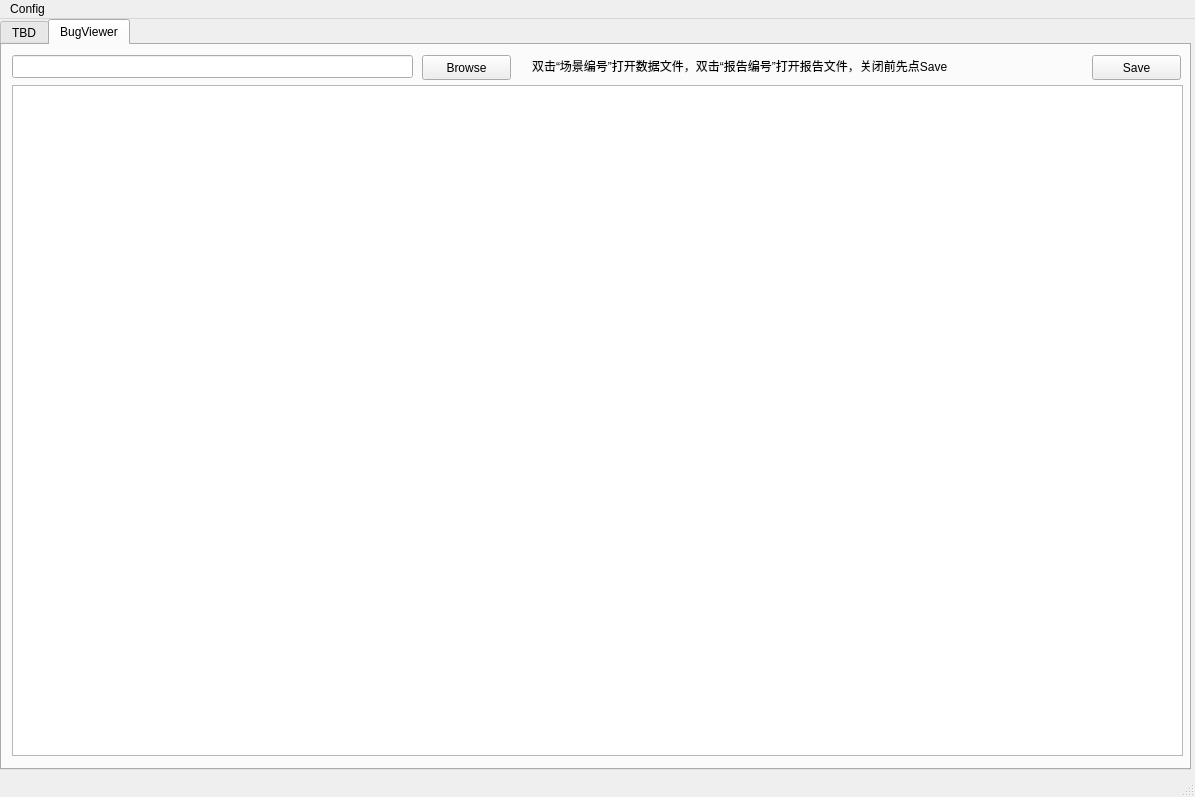
Above: Envs/Master/Uiforms/ReplayToolkit.ui from tianxinbyj/Replay-Autotest-at-Home before the change. Below: the same form after it.
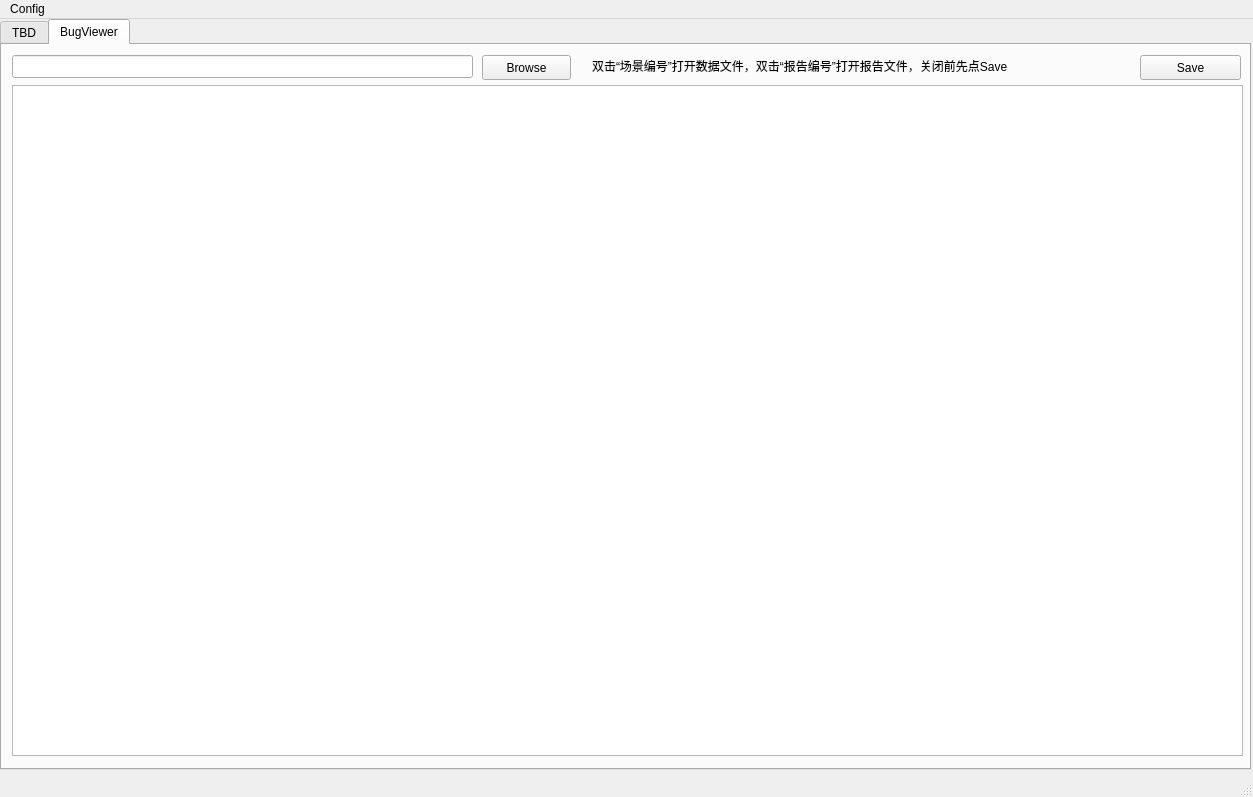
That is the form after the change.

What changed in the file:
```diff
--- a/Envs/Master/Uiforms/ReplayToolkit.ui
+++ b/Envs/Master/Uiforms/ReplayToolkit.ui
@@ -6,7 +6,7 @@
    <rect>
     <x>0</x>
     <y>0</y>
-    <width>1195</width>
+    <width>1253</width>
     <height>797</height>
    </rect>
   </property>
@@ -19,7 +19,7 @@
      <rect>
       <x>0</x>
       <y>0</y>
-      <width>1191</width>
+      <width>1251</width>
       <height>751</height>
      </rect>
     </property>
@@ -38,7 +38,7 @@
      <widget class="QLabel" name="label_13">
       <property name="geometry">
        <rect>
-        <x>530</x>
+        <x>590</x>
         <y>10</y>
         <width>541</width>
         <height>21</height>
@@ -53,7 +53,7 @@
        <rect>
         <x>10</x>
         <y>40</y>
-        <width>1171</width>
+        <width>1231</width>
         <height>671</height>
        </rect>
       </property>
@@ -61,7 +61,7 @@
      <widget class="QPushButton" name="browse_bug">
       <property name="geometry">
        <rect>
-        <x>420</x>
+        <x>480</x>
         <y>10</y>
         <width>89</width>
         <height>25</height>
@@ -76,7 +76,7 @@
        <rect>
         <x>10</x>
         <y>10</y>
-        <width>401</width>
+        <width>461</width>
         <height>23</height>
        </rect>
       </property>
@@ -92,9 +92,9 @@
      <widget class="QPushButton" name="save_bug">
       <property name="geometry">
        <rect>
-        <x>1090</x>
+        <x>1138</x>
         <y>10</y>
-        <width>89</width>
+        <width>101</width>
         <height>25</height>
        </rect>
       </property>
@@ -110,7 +110,7 @@
     <rect>
      <x>0</x>
      <y>0</y>
-     <width>1195</width>
+     <width>1253</width>
      <height>22</height>
     </rect>
    </property>
```
